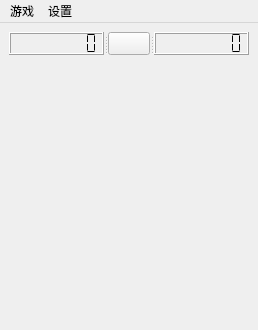
First picture: the form in src/mainwindow.ui, repository reeink/mine-sweeper, before the edit.
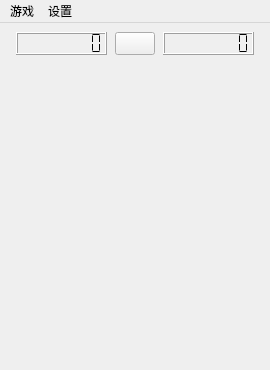
Second picture: the form after the edit. Icons and pictures are not drawn.

What changed in the file:
```diff
--- a/src/mainwindow.ui
+++ b/src/mainwindow.ui
@@ -6,8 +6,8 @@
    <rect>
     <x>0</x>
     <y>0</y>
-    <width>258</width>
-    <height>330</height>
+    <width>270</width>
+    <height>370</height>
    </rect>
   </property>
   <property name="mouseTracking">
@@ -23,10 +23,21 @@
   <widget class="QWidget" name="centralwidget">
    <layout class="QGridLayout" name="gridLayout">
     <item row="0" column="0">
-     <widget class="QSplitter" name="splitter">
+     <layout class="QHBoxLayout" name="horizontalLayout" stretch="3,3,1,1,1,3,3">
+      <item>
+       <spacer name="horizontalSpacer_3">
       <property name="orientation">
        <enum>Qt::Horizontal</enum>
       </property>
+        <property name="sizeHint" stdset="0">
+         <size>
+          <width>40</width>
+          <height>20</height>
+         </size>
+        </property>
+       </spacer>
+      </item>
+      <item>
       <widget class="QLCDNumber" name="timeKeeper">
        <property name="smallDecimalPoint">
         <bool>false</bool>
@@ -41,6 +52,21 @@
         <enum>QLCDNumber::Flat</enum>
        </property>
       </widget>
+      </item>
+      <item>
+       <spacer name="horizontalSpacer">
+        <property name="orientation">
+         <enum>Qt::Horizontal</enum>
+        </property>
+        <property name="sizeHint" stdset="0">
+         <size>
+          <width>40</width>
+          <height>20</height>
+         </size>
+        </property>
+       </spacer>
+      </item>
+      <item>
       <widget class="QPushButton" name="startButton">
        <property name="enabled">
         <bool>true</bool>
@@ -97,6 +123,21 @@
         <bool>false</bool>
        </property>
       </widget>
+      </item>
+      <item>
+       <spacer name="horizontalSpacer_2">
+        <property name="orientation">
+         <enum>Qt::Horizontal</enum>
+        </property>
+        <property name="sizeHint" stdset="0">
+         <size>
+          <width>40</width>
+          <height>20</height>
+         </size>
+        </property>
+       </spacer>
+      </item>
+      <item>
       <widget class="QLCDNumber" name="score">
        <property name="smallDecimalPoint">
         <bool>false</bool>
@@ -111,7 +152,21 @@
         <number>0</number>
        </property>
       </widget>
-     </widget>
+      </item>
+      <item>
+       <spacer name="horizontalSpacer_4">
+        <property name="orientation">
+         <enum>Qt::Horizontal</enum>
+        </property>
+        <property name="sizeHint" stdset="0">
+         <size>
+          <width>40</width>
+          <height>20</height>
+         </size>
+        </property>
+       </spacer>
+      </item>
+     </layout>
     </item>
     <item row="1" column="0">
      <widget class="QGraphicsView" name="sceneView">
@@ -152,10 +207,16 @@
     <rect>
      <x>0</x>
      <y>0</y>
-     <width>258</width>
+     <width>270</width>
      <height>21</height>
     </rect>
    </property>
+   <property name="layoutDirection">
+    <enum>Qt::LeftToRight</enum>
+   </property>
+   <property name="autoFillBackground">
+    <bool>false</bool>
+   </property>
    <widget class="QMenu" name="settings">
     <property name="title">
      <string>设置</string>
```
Left out of the diff: 51 changed lines with no effect on the pictures. Lines whose indentation alone changed are shown as unchanged.
